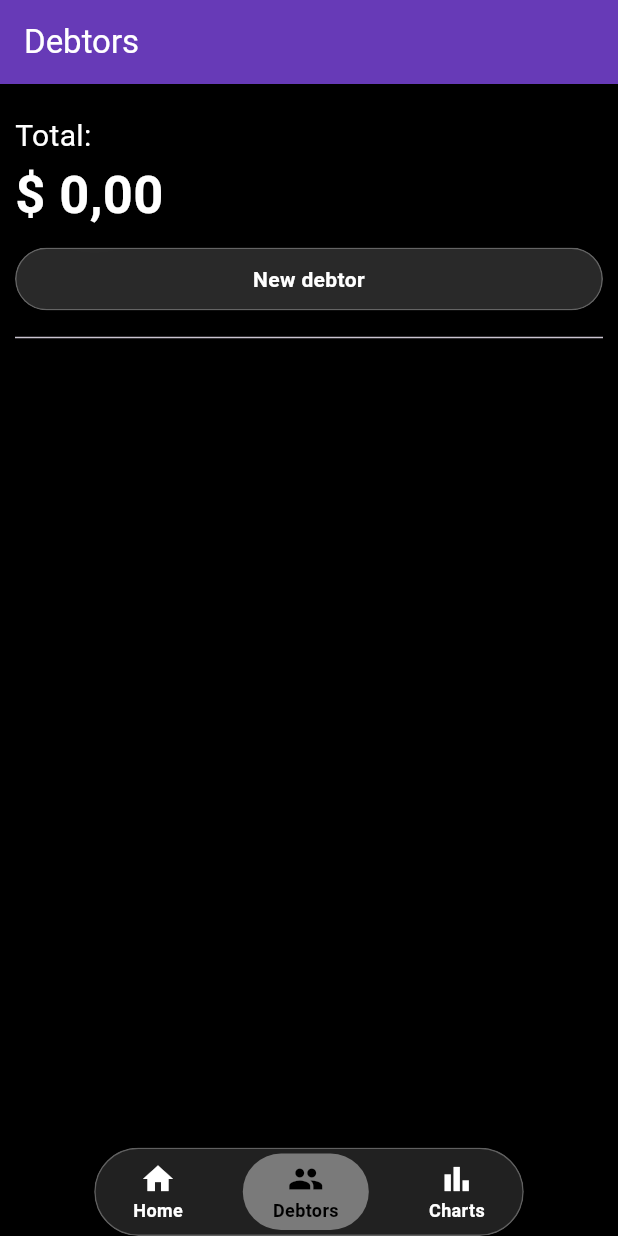
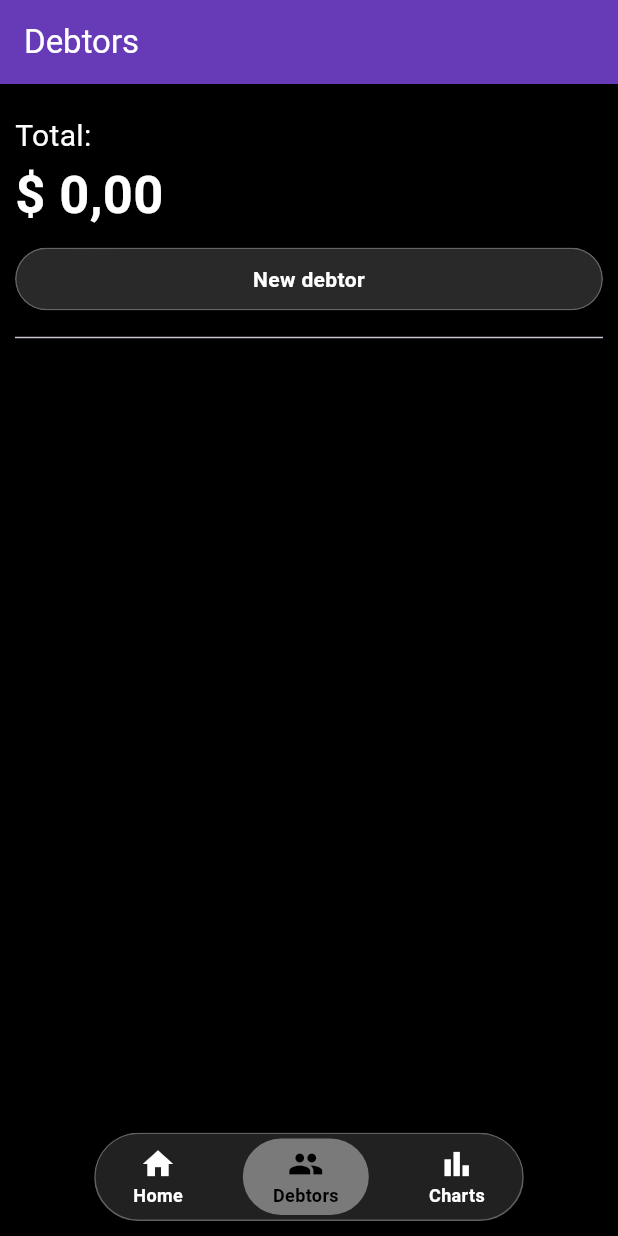
Before and after one commit to andrelucassvt/Payplan, a Flutter app: the screen it shows after launch, item 2 of the bottom bar chosen, on a phone screen of 412 x 824 dp. Run offline on Flutter 3.47's test engine with Material 3 defaults, Android fonts, the phone set to English and light mode, and no system bars; our stand-ins replace dio, fl_chart, flutter_bloc, flutter_local_notifications, flutter_masked_text2, google_mobile_ads and 8 more; network calls fail.

Commit message:
feat: mudanca no glass

```diff
--- a/lib/src/features/home/view/home_base.dart
+++ b/lib/src/features/home/view/home_base.dart
@@ -1,3 +1,4 @@
+import 'dart:io';
 import 'dart:ui';
 
 import 'package:flutter/material.dart';
@@ -103,6 +104,11 @@ class _HomeBaseState extends State<HomeBase> {
                   horizontal: 5,
                   vertical: 3,
                 ),
+                margin: Platform.isAndroid
+                    ? EdgeInsets.only(
+                        bottom: 10,
+                      )
+                    : null,
                 child: Row(
                   spacing: 20,
                   mainAxisAlignment: MainAxisAlignment.center,
```
Also changed, not shown: 1 other file.
